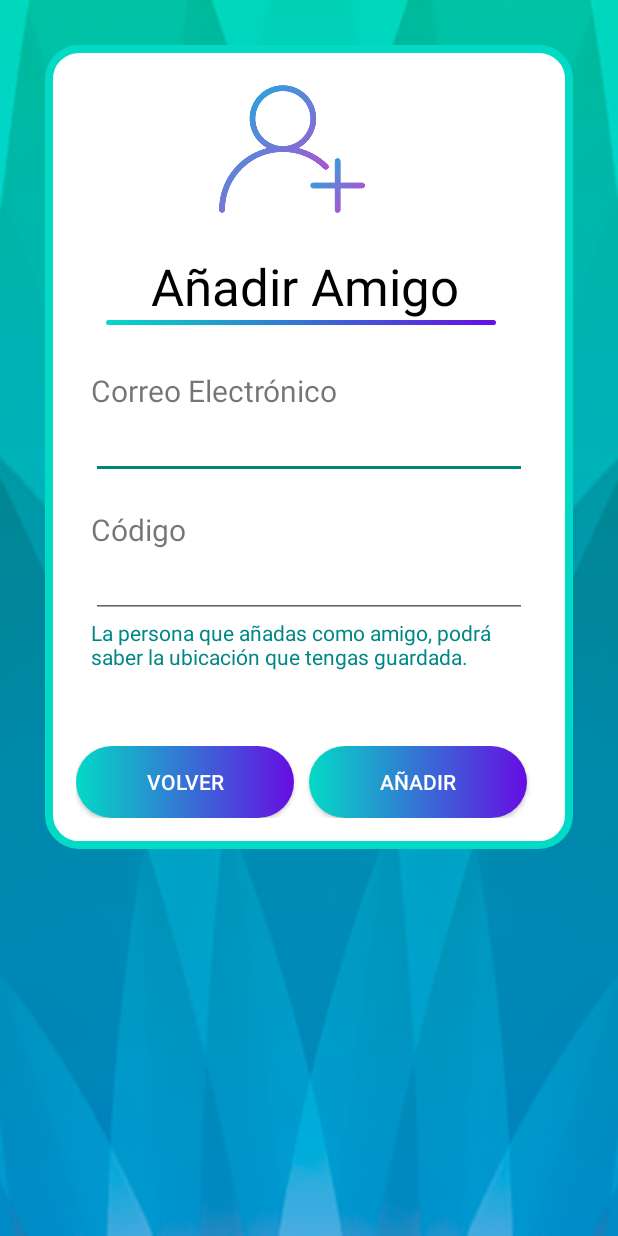
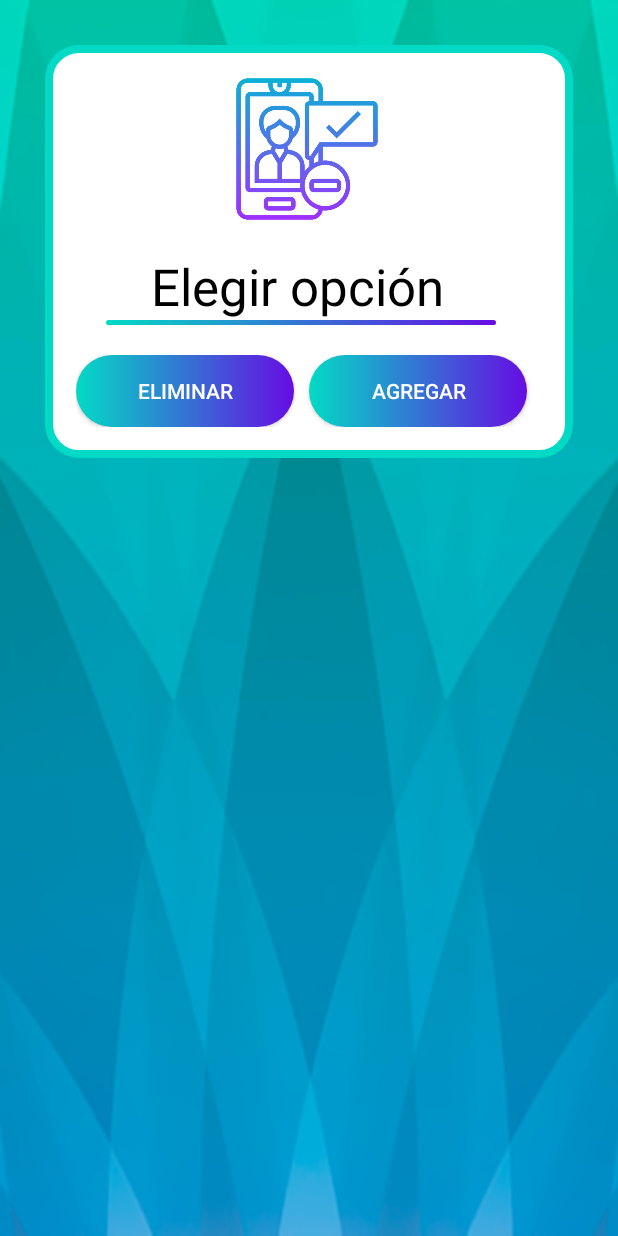
Before and after one commit to TomasSantamarie/buscador_amigos_android, an Android app: the Amigos screen opened directly, with no data from a screen before it, on a phone screen of 412 x 824 dp. Run offline under Robolectric (Android 15) with nearby library versions, the phone set to English and light mode, and no system bars; our stand-ins replace Firebase (no records; nobody signed in at launch, a user with empty details on screens opened directly).

Commit message:
Commit ( 14:17 ------> 25/03/2023)
Arreglado errores varios en la página Amigos y mejoras visulaes

```diff
--- a/app/src/main/res/layout/activity_amigos.xml
+++ b/app/src/main/res/layout/activity_amigos.xml
@@ -23,17 +23,17 @@
                 android:id="@+id/imageView"
                 android:layout_width="128dp"
                 android:layout_height="97dp"
-                android:layout_marginStart="100dp"
+                android:layout_marginStart="110dp"
                 android:layout_marginTop="20dp"
-                app:srcCompat="@drawable/amigo" />
+                app:srcCompat="@drawable/elegir" />
 
             <TextView
-                android:id="@+id/textView11"
+                android:id="@+id/titulo"
                 android:layout_width="wrap_content"
                 android:layout_height="wrap_content"
                 android:layout_marginStart="70dp"
                 android:layout_marginTop="20dp"
-                android:text="Añadir Amigo"
+                android:text="Elegir opción"
                 android:textColor="@color/black"
                 android:textSize="34sp" />
 
@@ -46,13 +46,14 @@
                 android:text="." />
 
             <LinearLayout
+                android:id="@+id/camposAnadir"
                 android:layout_width="match_parent"
                 android:layout_height="wrap_content"
                 android:layout_margin="30dp"
                 android:orientation="vertical">
 
                 <TextView
-                    android:id="@+id/textView14"
+                    android:id="@+id/tituloCorreo"
                     android:layout_width="match_parent"
                     android:layout_height="wrap_content"
                     android:text="Correo Electrónico"
@@ -63,8 +64,13 @@
                     android:layout_width="match_parent"
                     android:layout_height="wrap_content"
                     android:ems="10"
-                    android:inputType="textPersonName"
-                    android:textCursorDrawable="@drawable/botones" />
+                    android:inputType="textPersonName" />
+
+                <LinearLayout
+                    android:id="@+id/parteCodigo"
+                    android:layout_width="match_parent"
+                    android:layout_height="match_parent"
+                    android:orientation="vertical">
 
                     <TextView
                         android:id="@+id/textView16"
@@ -80,9 +86,10 @@
                         android:layout_height="wrap_content"
                         android:ems="10"
                         android:inputType="textPersonName" />
+                </LinearLayout>
 
                 <TextView
-                    android:id="@+id/textView17"
+                    android:id="@+id/texto"
                     android:layout_width="match_parent"
                     android:layout_height="wrap_content"
                     android:text="La persona que añadas como amigo, podrá saber la ubicación que tengas guardada."
@@ -104,7 +111,7 @@
                     android:layout_weight="1"
                     android:background="@drawable/botones"
                     android:backgroundTint="@null"
-                    android:text="Volver"
+                    android:text="Eliminar"
                     android:textColor="@color/white" />
 
                 <Button
@@ -115,7 +122,7 @@
                     android:layout_weight="1"
                     android:background="@drawable/botones"
                     android:backgroundTint="@null"
-                    android:text="añadir"
+                    android:text="AGREGAR"
                     android:textColor="@color/white" />
             </LinearLayout>
 
```
Also changed, not shown: app/src/main/java/com/example/buscador_amigos_android/Amigos.kt (+150 -11 lines), app/src/main/java/com/example/buscador_amigos_android/Datos_Usuario.kt (+17 -3 lines), app/src/main/res/drawable-v24/elegir.png (added). Lines whose indentation alone changed are shown as unchanged.
